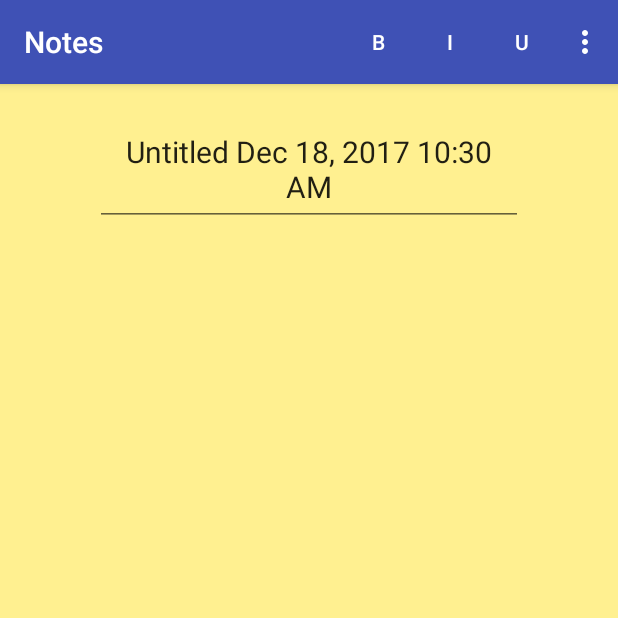
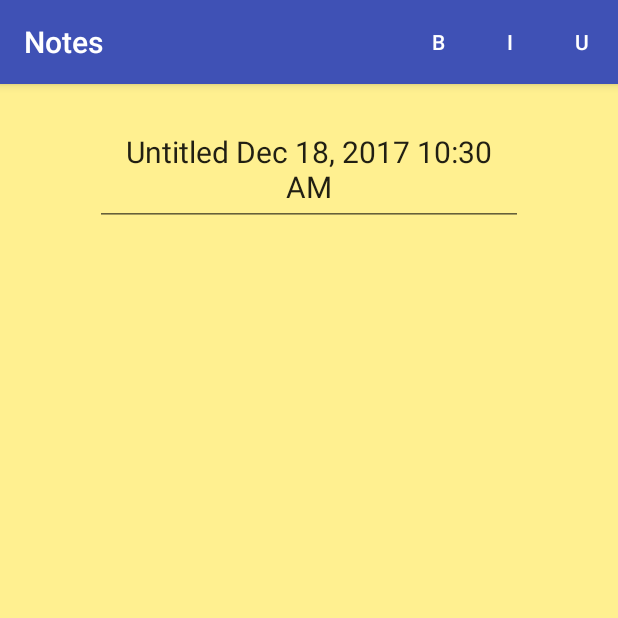
Before and after one commit to harrisonchun/Notes, an Android app: the screen it shows after launch (NoteActivity), after a tap on an icon or button, on a phone screen of 412 x 824 dp, the top half of it. Run offline under Robolectric (Android 15) with nearby library versions, the phone set to English and light mode, and no system bars.

Commit message:
updated visuals

```diff
--- a/app/src/main/java/com/example/chun/notes/MainActivity.java
+++ b/app/src/main/java/com/example/chun/notes/MainActivity.java
@@ -75,6 +75,13 @@ public class MainActivity extends AppCompatActivity {
 
             }
         });
+        notesListView.setOnItemLongClickListener(new AdapterView.OnItemLongClickListener() {
+            @Override
+            public boolean onItemLongClick(AdapterView<?> parent, View view, int position, long id) {
+                return false;
+            }
+        });
+
         addNewNoteButton.setOnClickListener(new View.OnClickListener() {
             @Override
             public void onClick(View view) {
@@ -144,7 +151,6 @@ public class MainActivity extends AppCompatActivity {
             }
         }
     }
-
 
     @Override
     protected void onPause() {
--- a/app/src/main/res/layout/activity_main.xml
+++ b/app/src/main/res/layout/activity_main.xml
@@ -19,7 +19,7 @@
         app:layout_constraintTop_toTopOf="parent"
         app:layout_constraintVertical_bias="0.964"
         app:srcCompat="@drawable/ic_menu_add"
-        app:backgroundTint="#00b2ff" />
+        app:backgroundTint="#ac582e" />
 
     <ListView
         android:id="@+id/listview_notes"
@@ -30,7 +30,6 @@
         app:layout_constraintHorizontal_bias="0.5"
         app:layout_constraintStart_toStartOf="parent"
         app:layout_constraintTop_toTopOf="parent"
-        android:divider="#00b2ff"
         android:dividerHeight="2dp"
         android:layout_weight="1"
         android:background="#fff090"/>
--- /dev/null
+++ b/app/src/main/res/menu/menu_options.xml
@@ -0,0 +1,21 @@
+<?xml version="1.0" encoding="utf-8"?>
+<menu xmlns:android="http://schemas.android.com/apk/res/android"
+    xmlns:app="http://schemas.android.com/apk/res-auto">
+        <item
+            android:id="@+id/menu_sort"
+            android:icon="@drawable/ic_sort_black_24dp"
+            android:title="Sort by Name"
+            app:showAsAction="ifRoom">
+        <menu>
+            <item
+                android:id="@+id/sort_by_name"
+                android:title="@string/sort_by_name" />
+          <item
+                android:id="@+id/sort_by_accessed"
+                android:title="@string/sort_by_accessed"/>
+          <item
+                android:id="@+id/sort_by_created"
+                android:title="@string/sort_by_created" />
+    </menu>
+        </item>
+</menu>
--- a/app/src/main/res/menu/noteactivity_menu_options.xml
+++ b/app/src/main/res/menu/noteactivity_menu_options.xml
@@ -14,22 +14,5 @@
         android:id="@+id/underline_button"
         android:title="U"
         app:showAsAction="always"/>
-    <item
-        android:id="@+id/menu_sort"
-        android:icon="@drawable/ic_sort_black_24dp"
-        android:title="Sort by Name"
-        app:showAsAction="ifRoom">
-    <menu>
-        <item
-            android:id="@+id/sort_by_name"
-            android:title="@string/sort_by_name" />
-        <item
-            android:id="@+id/sort_by_accessed"
-            android:title="@string/sort_by_accessed"/>
-        <item
-            android:id="@+id/sort_by_created"
-            android:title="@string/sort_by_created" />
-    </menu>
-    </item>
 
 </menu>
```
